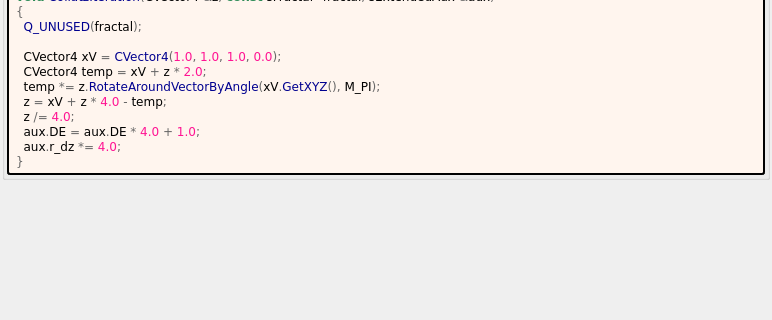
Qt form mandelbulber2/formula/ui/collatz.ui (buddhi1980/mandelbulber2) before a commit; both pictures show x 0 to 772 and y 177 to 497 of the 772 by 685 pixel window.
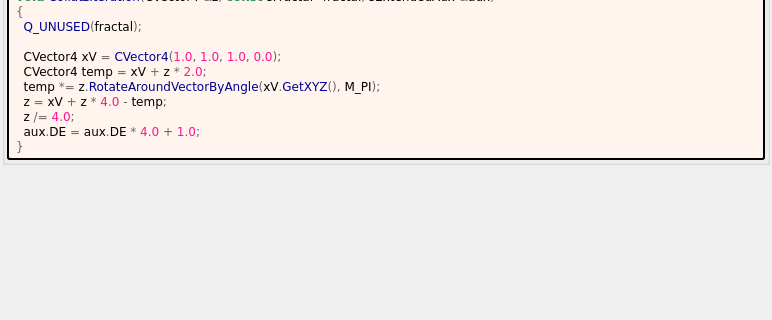
The same form after that commit. Custom widgets are drawn as their Qt base class.

```diff
--- a/mandelbulber2/formula/ui/collatz.ui
+++ b/mandelbulber2/formula/ui/collatz.ui
@@ -101,7 +101,6 @@
   z &lt;span style=&quot;color:#676767&quot;&gt;=&lt;/span&gt; xV &lt;span style=&quot;color:#676767&quot;&gt;+&lt;/span&gt; z &lt;span style=&quot;color:#676767&quot;&gt;*&lt;/span&gt; &lt;span style=&quot;color:#ff1493&quot;&gt;4.0&lt;/span&gt; &lt;span style=&quot;color:#676767&quot;&gt;-&lt;/span&gt; temp&lt;span style=&quot;color:#676767&quot;&gt;;&lt;/span&gt;
   z &lt;span style=&quot;color:#676767&quot;&gt;/=&lt;/span&gt; &lt;span style=&quot;color:#ff1493&quot;&gt;4.0&lt;/span&gt;&lt;span style=&quot;color:#676767&quot;&gt;;&lt;/span&gt;
   aux&lt;span style=&quot;color:#676767&quot;&gt;.&lt;/span&gt;DE &lt;span style=&quot;color:#676767&quot;&gt;=&lt;/span&gt; aux&lt;span style=&quot;color:#676767&quot;&gt;.&lt;/span&gt;DE &lt;span style=&quot;color:#676767&quot;&gt;*&lt;/span&gt; &lt;span style=&quot;color:#ff1493&quot;&gt;4.0&lt;/span&gt; &lt;span style=&quot;color:#676767&quot;&gt;+&lt;/span&gt; &lt;span style=&quot;color:#ff1493&quot;&gt;1.0&lt;/span&gt;&lt;span style=&quot;color:#676767&quot;&gt;;&lt;/span&gt;
-  aux&lt;span style=&quot;color:#676767&quot;&gt;.&lt;/span&gt;r_dz &lt;span style=&quot;color:#676767&quot;&gt;*=&lt;/span&gt; &lt;span style=&quot;color:#ff1493&quot;&gt;4.0&lt;/span&gt;&lt;span style=&quot;color:#676767&quot;&gt;;&lt;/span&gt;
 &lt;span style=&quot;color:#676767&quot;&gt;}&lt;/span&gt;
 &lt;/pre&gt;
 &lt;/body&gt;</string>
```
